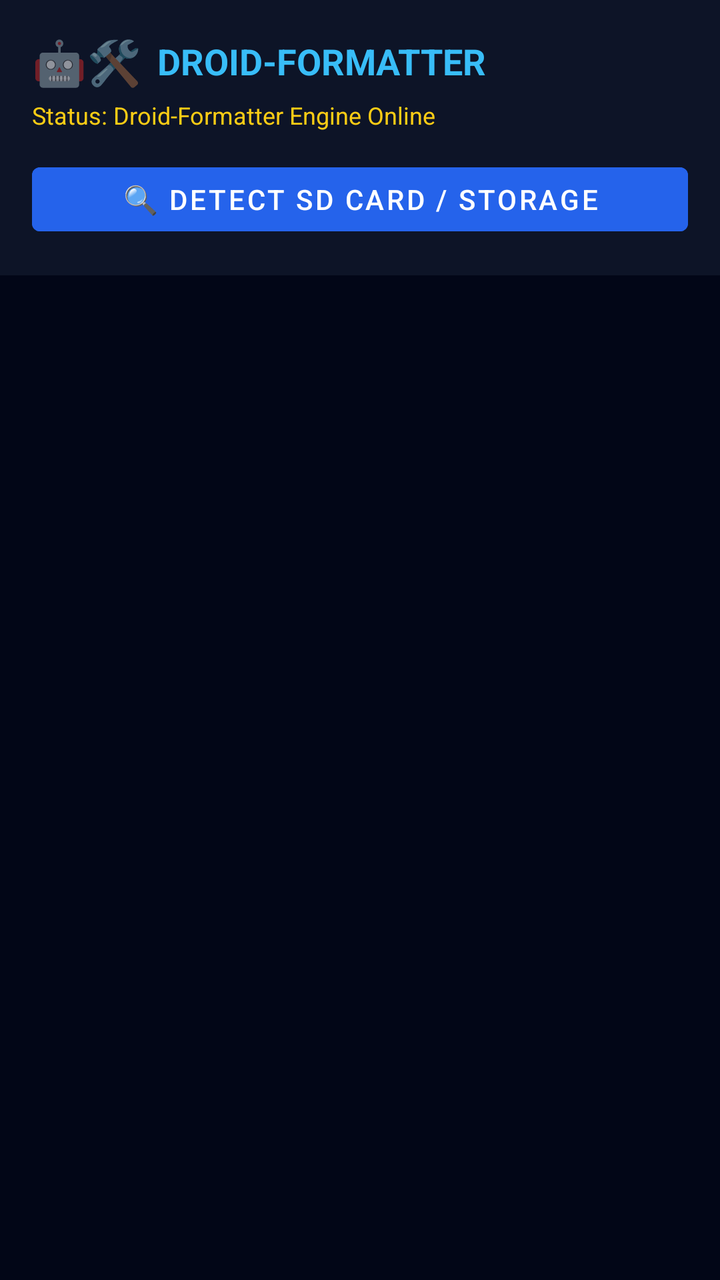
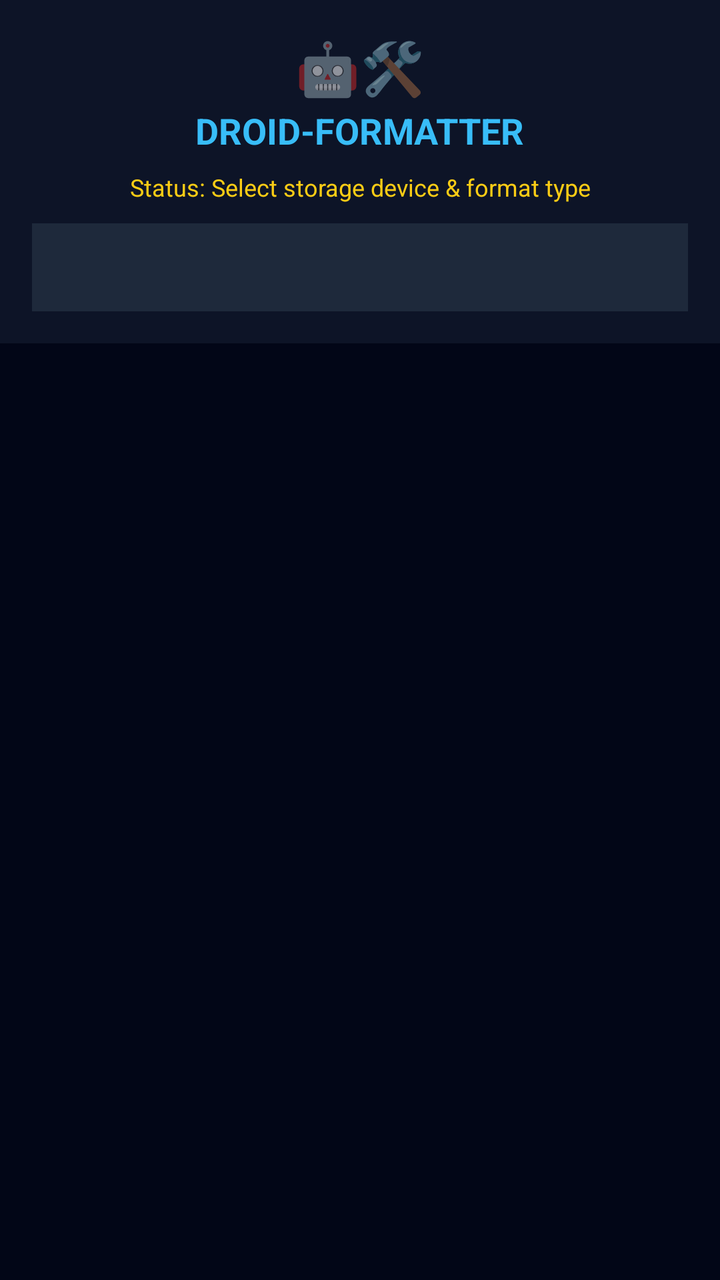

Before-and-after screenshots of an Android layout around one commit, followed by the original layout XML and the change that was made.
<!-- AndroidManifest.xml: application theme Theme.MaterialComponents.DayNight.NoActionBar -->
<!-- res/layout/activity_main.xml -->
<?xml version="1.0" encoding="utf-8"?>
<RelativeLayout xmlns:android="http://schemas.android.com/apk/res/android"
    android:layout_width="match_parent"
    android:layout_height="match_parent"
    android:background="#020617">

    <LinearLayout
        android:layout_width="match_parent"
        android:layout_height="wrap_content"
        android:orientation="vertical"
        android:background="#DD0F172A"
        android:padding="16dp"
        android:layout_alignParentTop="true">

        <LinearLayout
            android:layout_width="match_parent"
            android:layout_height="wrap_content"
            android:orientation="horizontal"
            android:gravity="center_vertical"
            android:layout_marginBottom="4dp">

            <TextView
                android:layout_width="wrap_content"
                android:layout_height="wrap_content"
                android:text="🤖🛠️"
                android:textSize="22sp"
                android:layout_marginEnd="8dp" />

            <TextView
                android:layout_width="wrap_content"
                android:layout_height="wrap_content"
                android:text="DROID-FORMATTER"
                android:textColor="#38BDF8"
                android:textSize="18sp"
                android:textStyle="bold" />
        </LinearLayout>

        <TextView
            android:id="@+id/tvDisplayStatus"
            android:layout_width="wrap_content"
            android:layout_height="wrap_content"
            android:text="Status: Droid-Formatter Engine Online"
            android:textColor="#FACC15"
            android:textSize="12sp"
            android:layout_marginBottom="12dp" />

        <Button
            android:id="@+id/btnDetectStorage"
            android:layout_width="match_parent"
            android:layout_height="44dp"
            android:text="🔍 Detect SD Card / Storage"
            android:textColor="#FFFFFF"
            android:backgroundTint="#2563EB" />
    </LinearLayout>

    <GridLayout
        android:id="@+id/formatGridContainer"
        android:layout_width="match_parent"
        android:layout_height="wrap_content"
        android:layout_centerInParent="true"
        android:alignmentMode="alignMargins"
        android:columnCount="2"
        android:padding="16dp">
    </GridLayout>

</RelativeLayout>
<!-- resources referenced by this layout -->
<resources>

</resources>

<!-- the commit's change to res/layout/activity_main.xml (unified diff, before → after) -->
@@ -15,16 +15,16 @@
         <LinearLayout
             android:layout_width="match_parent"
             android:layout_height="wrap_content"
-            android:orientation="horizontal"
-            android:gravity="center_vertical"
-            android:layout_marginBottom="4dp">
+            android:orientation="vertical"
+            android:gravity="center_horizontal"
+            android:layout_marginBottom="8dp">
 
             <TextView
                 android:layout_width="wrap_content"
                 android:layout_height="wrap_content"
                 android:text="🤖🛠️"
-                android:textSize="22sp"
-                android:layout_marginEnd="8dp" />
+                android:textSize="26sp"
+                android:layout_marginBottom="2dp" />
 
             <TextView
                 android:layout_width="wrap_content"
@@ -37,20 +37,20 @@
 
         <TextView
             android:id="@+id/tvDisplayStatus"
-            android:layout_width="wrap_content"
+            android:layout_width="match_parent"
             android:layout_height="wrap_content"
-            android:text="Status: Droid-Formatter Engine Online"
+            android:text="Status: Select storage device &amp; format type"
             android:textColor="#FACC15"
             android:textSize="12sp"
-            android:layout_marginBottom="12dp" />
+            android:gravity="center"
+            android:layout_marginBottom="10dp" />
 
-        <Button
-            android:id="@+id/btnDetectStorage"
+        <Spinner
+            android:id="@+id/spinnerDevices"
             android:layout_width="match_parent"
             android:layout_height="44dp"
-            android:text="🔍 Detect SD Card / Storage"
-            android:textColor="#FFFFFF"
-            android:backgroundTint="#2563EB" />
+            android:background="#1E293B"
+            android:padding="8dp" />
     </LinearLayout>
 
     <GridLayout
